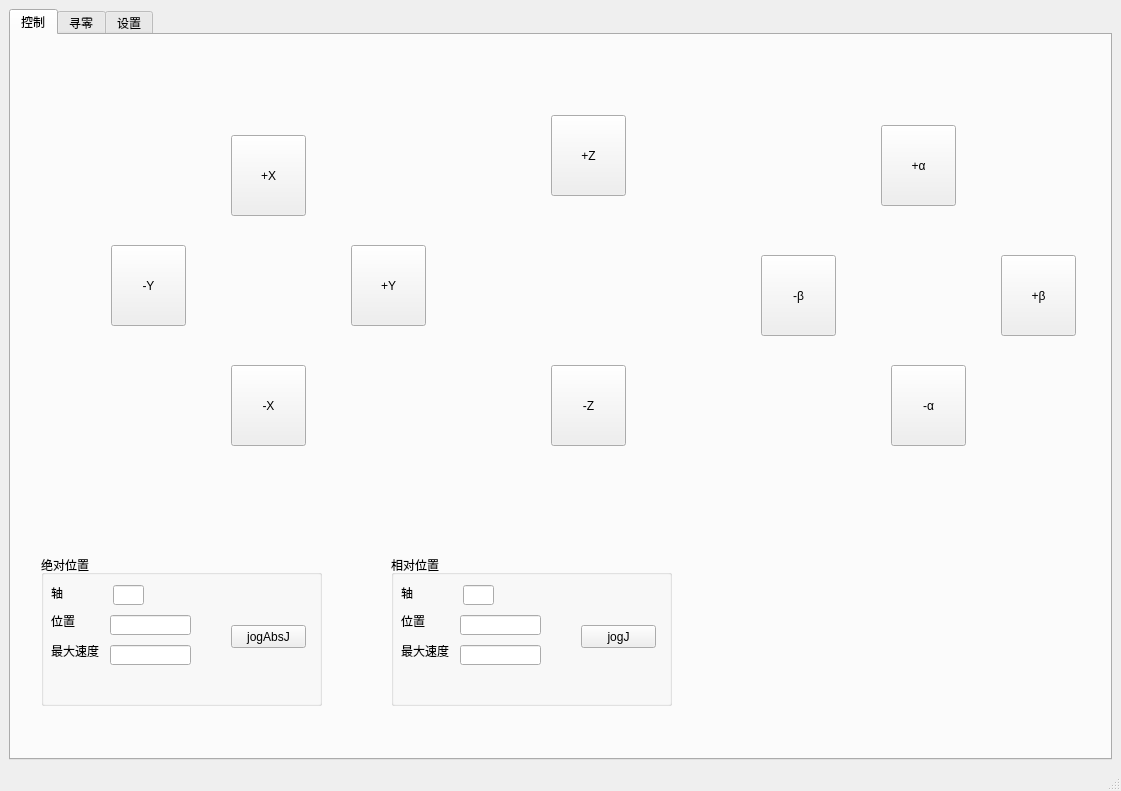
Old version of the form program/zrcsgui/ui/zrcsgui.ui in the repository jadenzhangrobot/zrcs.
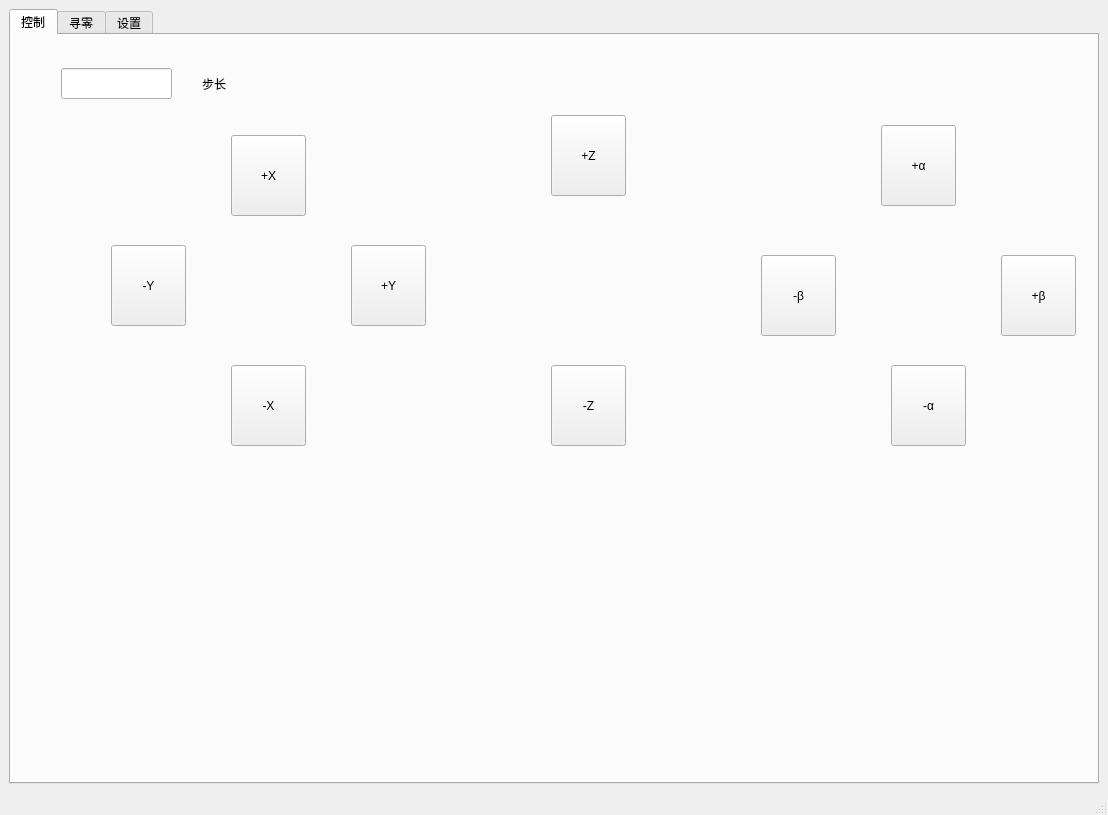
New version of the form.

The edit to the form file:
```diff
--- a/program/zrcsgui/ui/zrcsgui.ui
+++ b/program/zrcsgui/ui/zrcsgui.ui
@@ -6,8 +6,8 @@
    <rect>
     <x>0</x>
     <y>0</y>
-    <width>1121</width>
-    <height>791</height>
+    <width>1108</width>
+    <height>815</height>
    </rect>
   </property>
   <property name="windowTitle">
@@ -180,221 +180,28 @@
          <string>+X</string>
         </property>
        </widget>
-       <widget class="QGroupBox" name="groupBox">
+       <widget class="QLineEdit" name="lineEditlen">
         <property name="geometry">
          <rect>
-          <x>30</x>
-          <y>520</y>
-          <width>281</width>
-          <height>151</height>
+          <x>50</x>
+          <y>33</y>
+          <width>111</width>
+          <height>31</height>
          </rect>
         </property>
-        <property name="title">
-         <string>绝对位置</string>
-        </property>
-        <widget class="QLineEdit" name="lineEdit">
-         <property name="geometry">
-          <rect>
-           <x>72</x>
-           <y>30</y>
-           <width>31</width>
-           <height>20</height>
-          </rect>
-         </property>
-        </widget>
-        <widget class="QLabel" name="label">
-         <property name="geometry">
-          <rect>
-           <x>130</x>
-           <y>30</y>
-           <width>54</width>
-           <height>12</height>
-          </rect>
-         </property>
-         <property name="text">
-          <string/>
-         </property>
-        </widget>
-        <widget class="QLabel" name="label_2">
-         <property name="geometry">
-          <rect>
-           <x>10</x>
-           <y>30</y>
-           <width>21</width>
-           <height>16</height>
-          </rect>
-         </property>
-         <property name="text">
-          <string>轴</string>
-         </property>
-        </widget>
-        <widget class="QLabel" name="label_3">
-         <property name="geometry">
-          <rect>
-           <x>10</x>
-           <y>60</y>
-           <width>54</width>
-           <height>12</height>
-          </rect>
-         </property>
-         <property name="text">
-          <string>位置</string>
-         </property>
-        </widget>
-        <widget class="QLineEdit" name="lineEdit_2">
-         <property name="geometry">
-          <rect>
-           <x>69</x>
-           <y>60</y>
-           <width>81</width>
-           <height>20</height>
-          </rect>
-         </property>
-        </widget>
-        <widget class="QLabel" name="label_4">
-         <property name="geometry">
-          <rect>
-           <x>10</x>
-           <y>90</y>
-           <width>54</width>
-           <height>12</height>
-          </rect>
-         </property>
-         <property name="text">
-          <string>最大速度</string>
-         </property>
-        </widget>
-        <widget class="QLineEdit" name="lineEdit_3">
-         <property name="geometry">
-          <rect>
-           <x>69</x>
-           <y>90</y>
-           <width>81</width>
-           <height>20</height>
-          </rect>
-         </property>
-        </widget>
-        <widget class="QPushButton" name="pushButton_7">
-         <property name="geometry">
-          <rect>
-           <x>190</x>
-           <y>70</y>
-           <width>75</width>
-           <height>23</height>
-          </rect>
-         </property>
-         <property name="text">
-          <string>jogAbsJ</string>
-         </property>
-        </widget>
        </widget>
-       <widget class="QGroupBox" name="groupBox_2">
+       <widget class="QLabel" name="label">
         <property name="geometry">
          <rect>
-          <x>380</x>
-          <y>520</y>
-          <width>281</width>
-          <height>151</height>
+          <x>191</x>
+          <y>41</y>
+          <width>31</width>
+          <height>16</height>
          </rect>
         </property>
-        <property name="title">
-         <string>相对位置</string>
+        <property name="text">
+         <string>步长</string>
         </property>
-        <widget class="QLineEdit" name="lineEdit_4">
-         <property name="geometry">
-          <rect>
-           <x>72</x>
-           <y>30</y>
-           <width>31</width>
-           <height>20</height>
-          </rect>
-         </property>
-        </widget>
-        <widget class="QLabel" name="label_5">
-         <property name="geometry">
-          <rect>
-           <x>130</x>
-           <y>30</y>
-           <width>54</width>
-           <height>12</height>
-          </rect>
-         </property>
-         <property name="text">
-          <string/>
-         </property>
-        </widget>
-        <widget class="QLabel" name="label_6">
-         <property name="geometry">
-          <rect>
-           <x>10</x>
-           <y>30</y>
-           <width>21</width>
-           <height>16</height>
-          </rect>
-         </property>
-         <property name="text">
-          <string>轴</string>
-         </property>
-        </widget>
-        <widget class="QLabel" name="label_7">
-         <property name="geometry">
-          <rect>
-           <x>10</x>
-           <y>60</y>
-           <width>54</width>
-           <height>12</height>
-          </rect>
-         </property>
-         <property name="text">
-          <string>位置</string>
-         </property>
-        </widget>
-        <widget class="QLineEdit" name="lineEdit_5">
-         <property name="geometry">
-          <rect>
-           <x>69</x>
-           <y>60</y>
-           <width>81</width>
-           <height>20</height>
-          </rect>
-         </property>
-        </widget>
-        <widget class="QLabel" name="label_8">
-         <property name="geometry">
-          <rect>
-           <x>10</x>
-           <y>90</y>
-           <width>54</width>
-           <height>12</height>
-          </rect>
-         </property>
-         <property name="text">
-          <string>最大速度</string>
-         </property>
-        </widget>
-        <widget class="QLineEdit" name="lineEdit_6">
-         <property name="geometry">
-          <rect>
-           <x>69</x>
-           <y>90</y>
-           <width>81</width>
-           <height>20</height>
-          </rect>
-         </property>
-        </widget>
-        <widget class="QPushButton" name="pushButton_8">
-         <property name="geometry">
-          <rect>
-           <x>190</x>
-           <y>70</y>
-           <width>75</width>
-           <height>23</height>
-          </rect>
-         </property>
-         <property name="text">
-          <string>jogJ</string>
-         </property>
-        </widget>
        </widget>
       </widget>
       <widget class="QWidget" name="tab_2">
```
Left out of the diff: 24 changed lines with no effect on the pictures.
